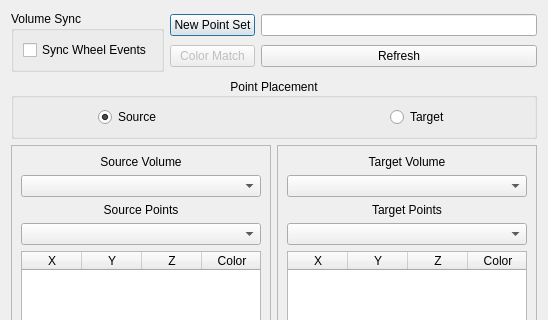
This is rtUI/landmarkRegistration.ui in pengwg/vurtigo as Qt 5 draws it before an edit; both pictures show x 0 to 548 and y 0 to 320 of the 548 by 506 pixel window. The edited form follows.
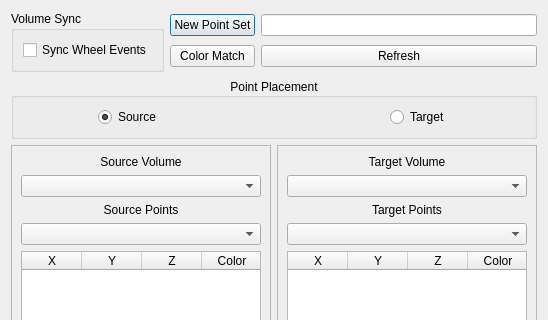
This is the edited form.

Commit message:
added color match function to landmarkRegistration dialog
Resolution:

takes the minimum between the two point sets and sets that number of
points in both sets to the same colors

BugID: 765
Reviewed by:

The edit to the form file:
```diff
--- a/rtUI/landmarkRegistration.ui
+++ b/rtUI/landmarkRegistration.ui
@@ -57,7 +57,7 @@
      <item row="1" column="0">
       <widget class="QPushButton" name="colorMatchButton">
        <property name="enabled">
-        <bool>false</bool>
+        <bool>true</bool>
        </property>
        <property name="text">
         <string>Color Match</string>
```
The commit also changes 2 other files.
